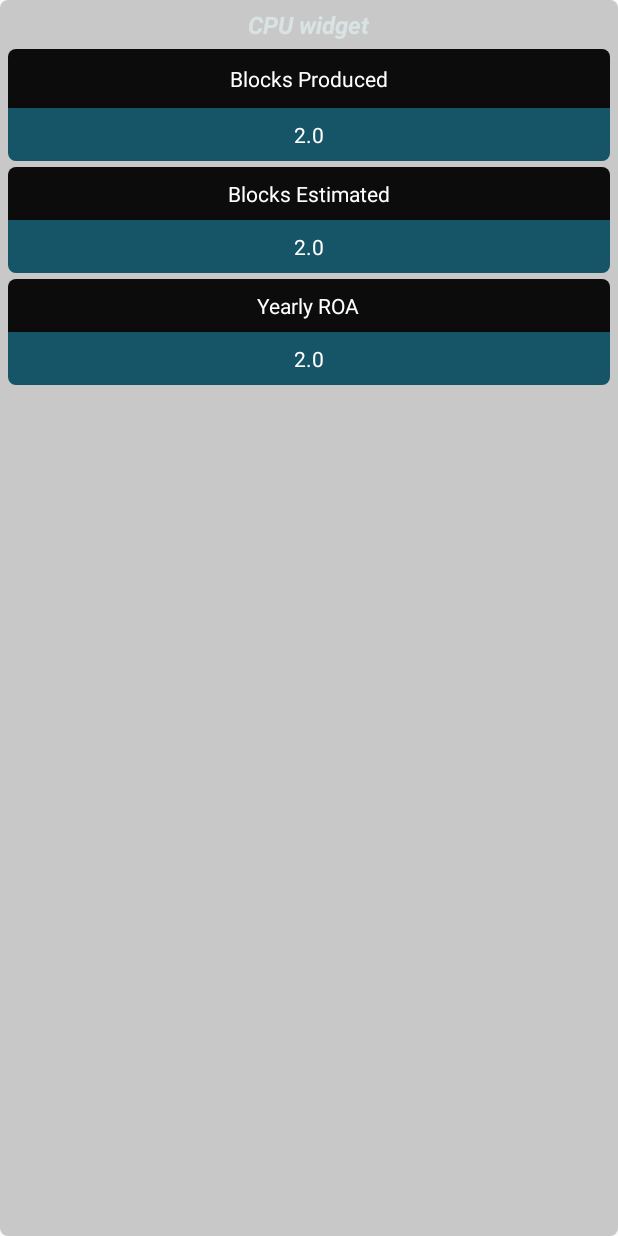
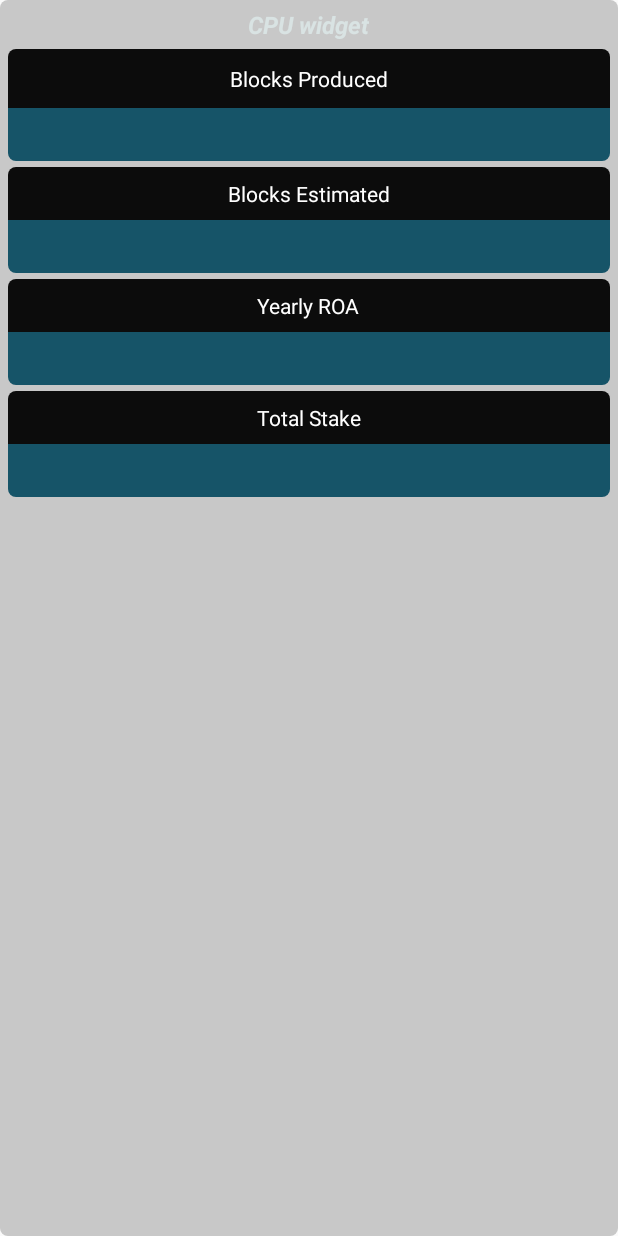
Before and after one commit to pools-united/CardanoPoolsUnitedWidget, an Android app: the layout c_p_u_widget.xml on its own in the app's theme, with its tools: preview values and no code run, on a phone screen of 412 x 824 dp. Run offline under Robolectric (Android 15) with nearby library versions, the phone set to English and light mode, and no system bars.

Commit message:
major update

```diff
--- a/app/build.gradle
+++ b/app/build.gradle
@@ -100,6 +100,8 @@ dependencies {
     implementation 'com.github.astrit-veliu:Smoolider:1.1'
     implementation 'com.bitvale:switcher:1.1.0'
 
+    implementation "androidx.browser:browser:1.3.0"
+
 
     androidTestImplementation 'androidx.test.ext:junit:1.1.2'
     androidTestImplementation 'androidx.test.espresso:espresso-core:3.3.0'
--- a/app/src/main/AndroidManifest.xml
+++ b/app/src/main/AndroidManifest.xml
@@ -5,7 +5,8 @@
     <uses-permission android:name="android.permission.INTERNET" />
 
     <application
-        android:allowBackup="true"
+        android:allowBackup="false"
+        android:fullBackupContent="false"
         android:icon="@drawable/logo"
         android:label="@string/app_name"
         android:roundIcon="@drawable/logo"
--- a/app/src/main/java/com/cardanopoolsunitedwidget/util/Constants.kt
+++ b/app/src/main/java/com/cardanopoolsunitedwidget/util/Constants.kt
@@ -15,6 +15,7 @@ class Constants {
         //shared pref
         const val  PREFERENCES_KEY = "MyPrefs"
         const val POOL_KEY = "poolIdKey"
+        const val SAVED_WIDGET_KEY = "saved_widget_key"
 
         //widget update
         const val WIDGET_UPDATE_KEY = "widget_update_key"
--- a/app/src/main/res/layout/activity_main.xml
+++ b/app/src/main/res/layout/activity_main.xml
@@ -50,7 +50,7 @@
         android:layout_width="150dp"
         android:layout_height="wrap_content"
         android:adjustViewBounds="true"
-        android:src="@drawable/pool_logo"/>
+        android:src="@drawable/pool_main_logo"/>
 
 
     <RelativeLayout
--- a/app/src/main/res/layout/c_p_u_widget.xml
+++ b/app/src/main/res/layout/c_p_u_widget.xml
@@ -2,6 +2,7 @@
     android:layout_width="match_parent"
     android:layout_height="match_parent"
     android:background="@drawable/alpha_bg_color"
+    android:id="@+id/root_view"
     android:padding="5dp">
 
     <TextView
@@ -52,7 +53,6 @@
             <TextView
                 android:id="@+id/component_value_txt"
                 android:textColor="@color/white"
-                android:text="2.0"
                 android:layout_centerInParent="true"
                 android:layout_width="wrap_content"
                 android:layout_height="wrap_content"/>
@@ -99,7 +99,6 @@
             <TextView
                 android:id="@+id/component_value_txt2"
                 android:textColor="@color/white"
-                android:text="2.0"
                 android:layout_centerInParent="true"
                 android:layout_width="wrap_content"
                 android:layout_height="wrap_content"/>
@@ -112,7 +111,9 @@
 
 
     <RelativeLayout
+        android:id="@+id/rl_3"
         android:layout_below="@id/rl2"
+        android:layout_marginBottom="4dp"
         android:layout_width="wrap_content"
         android:layout_height="wrap_content">
 
@@ -144,14 +145,52 @@
             <TextView
                 android:id="@+id/component_value_txt3"
                 android:textColor="@color/white"
-                android:text="2.0"
                 android:layout_centerInParent="true"
                 android:layout_width="wrap_content"
                 android:layout_height="wrap_content"/>
 
         </RelativeLayout>
 
+    </RelativeLayout>
 
+    <RelativeLayout
+        android:layout_below="@id/rl_3"
+        android:layout_width="wrap_content"
+        android:layout_height="wrap_content">
+
+        <RelativeLayout
+            android:id="@+id/component_name4"
+            android:background="@drawable/rounded_corners_top"
+            android:layout_width="match_parent"
+            android:layout_height="wrap_content"
+            android:padding="8dp">
+
+            <TextView
+                android:id="@+id/component_name_txt4"
+                android:textColor="@color/white"
+                android:text="Total Stake"
+                android:layout_centerInParent="true"
+                android:layout_width="wrap_content"
+                android:layout_height="wrap_content"/>
+
+        </RelativeLayout>
+
+        <RelativeLayout
+            android:id="@+id/component_value4"
+            android:background="@drawable/rounded_corners_bottom"
+            android:layout_below="@+id/component_name4"
+            android:layout_width="match_parent"
+            android:layout_height="wrap_content"
+            android:padding="8dp">
+
+            <TextView
+                android:id="@+id/component_value_txt4"
+                android:textColor="@color/white"
+                android:layout_centerInParent="true"
+                android:layout_width="wrap_content"
+                android:layout_height="wrap_content"/>
+
+        </RelativeLayout>
 
     </RelativeLayout>
 
--- a/app/src/main/res/xml/c_p_u_widget_info.xml
+++ b/app/src/main/res/xml/c_p_u_widget_info.xml
@@ -3,7 +3,7 @@
     android:initialKeyguardLayout="@layout/c_p_u_widget"
     android:initialLayout="@layout/c_p_u_widget"
     android:minWidth="110dp"
-    android:minHeight="150dp"
+    android:minHeight="160dp"
     android:previewImage="@drawable/logo"
     android:resizeMode="vertical"
     android:updatePeriodMillis="90000"
```
Also changed, not shown: app/src/main/java/com/cardanopoolsunitedwidget/service/SharedPref.kt (+12 -1 lines), app/src/main/java/com/cardanopoolsunitedwidget/view/MainActivity.kt (+45 -5 lines), app/src/main/java/com/cardanopoolsunitedwidget/view/WebViewActivity.kt (+36 -15 lines), app/src/main/java/com/cardanopoolsunitedwidget/widgets/CPUWidget.kt (+21 -2 lines), app/src/main/res/anim/slide_in_left.xml (added, +8 -0 lines), app/src/main/res/anim/slide_in_right.xml (added, +8 -0 lines), app/src/main/res/anim/slide_out_left.xml (added, +8 -0 lines), app/src/main/res/anim/slide_out_right.xml (added, +8 -0 lines), app/src/main/res/layout/activity_web_view.xml (+0 -7 lines), app/src/main/res/drawable/pool_logo.png (deleted), app/src/main/res/drawable/pool_main_logo.png (added).
